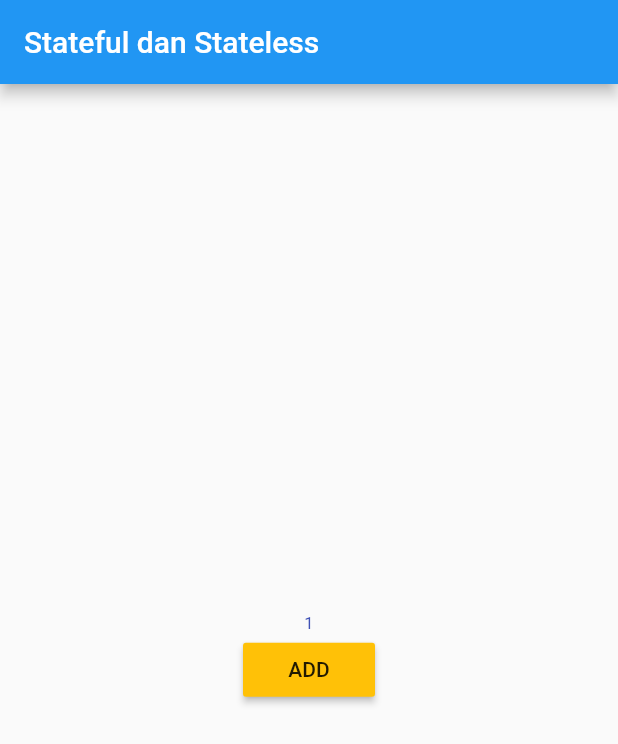
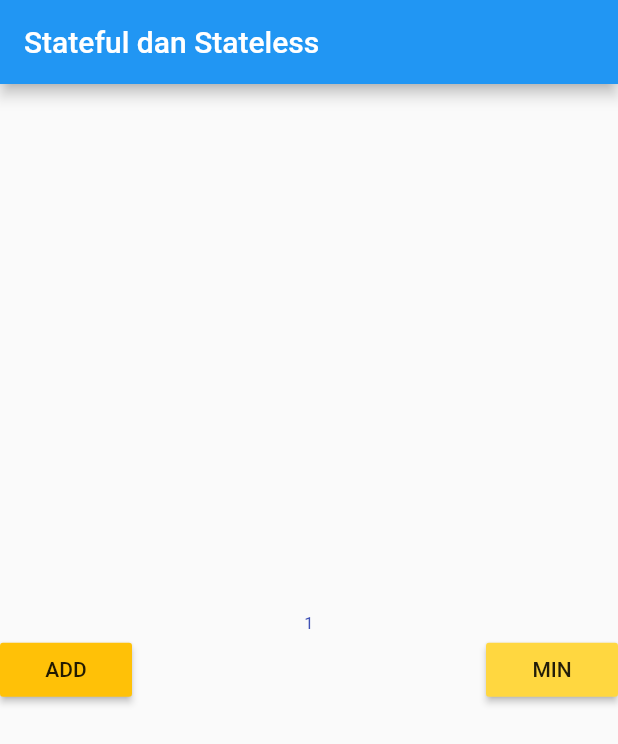
Before and after one commit to sinau-flutter/stateful_and_stateless, a Flutter app: the screen it shows after launch, on a phone screen of 412 x 824 dp. Shown: the top 744 px of the screen. Run offline on Flutter 3.47's test engine with Material 2 defaults, Android fonts, the phone set to English and light mode, and no system bars.

Commit message:
Using Anonymous Method

```diff
--- a/lib/main.dart
+++ b/lib/main.dart
@@ -31,10 +31,24 @@ class _MyAppState extends State<MyApp> {
                 style: TextStyle(
                     fontSize: count.toDouble() + 10, color: Colors.indigo),
               ),
-              RaisedButton(
-                child: Text('ADD'),
-                onPressed: tombolTambah,
-                color: Colors.amber,
+              Row(
+                mainAxisAlignment: MainAxisAlignment.spaceBetween,
+                children: <Widget>[
+                  RaisedButton(
+                    child: Text('ADD'),
+                    onPressed: tombolTambah,
+                    color: Colors.amber,
+                  ),
+                  RaisedButton(
+                    child: Text('MIN'),
+                    onPressed: () {
+                      setState(() {
+                        count = count - 1;
+                      });
+                    },
+                    color: Colors.amberAccent,
+                  )
+                ],
               )
             ],
           ),
```
Also changed, not shown: 1 other file.
